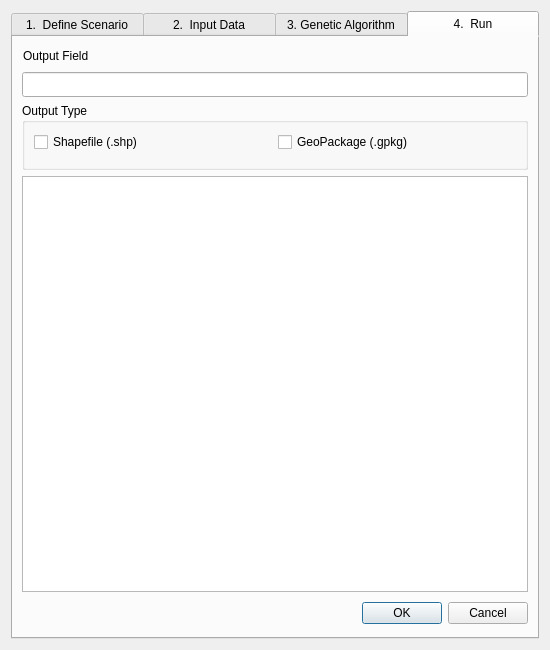
Old version of the form gui/future_land_use_simulator_dlg_base.ui in the repository chjch/future_land_use_simulator.
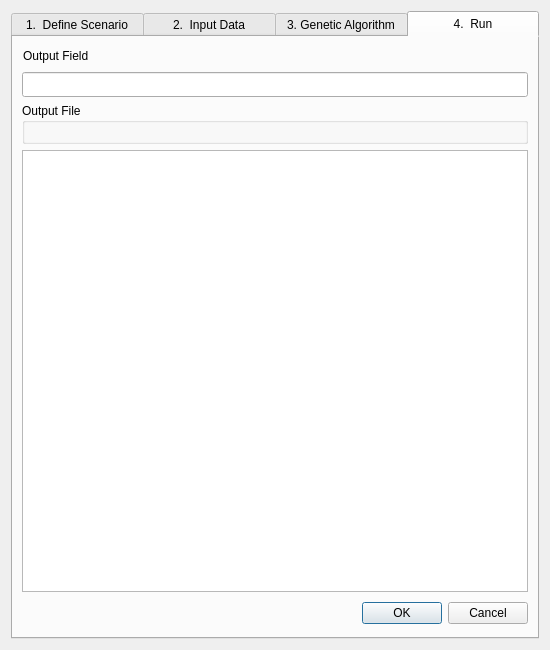
New version of the form. Custom widgets are drawn as their Qt base class.

Commit message: read output file extension from widget, eliminate extension checkboxes

Patch:
```diff
--- a/gui/future_land_use_simulator_dlg_base.ui
+++ b/gui/future_land_use_simulator_dlg_base.ui
@@ -1798,36 +1798,10 @@
           </sizepolicy>
          </property>
          <property name="title">
-          <string>Output Type</string>
+          <string>Output File</string>
          </property>
          <layout class="QGridLayout" name="gridLayout">
-          <item row="0" column="1">
-           <widget class="QCheckBox" name="check_gpkg">
-            <property name="sizePolicy">
-             <sizepolicy hsizetype="Expanding" vsizetype="Fixed">
-              <horstretch>0</horstretch>
-              <verstretch>0</verstretch>
-             </sizepolicy>
-            </property>
-            <property name="text">
-             <string>GeoPackage (.gpkg)</string>
-            </property>
-           </widget>
-          </item>
-          <item row="0" column="0">
-           <widget class="QCheckBox" name="check_shp">
-            <property name="sizePolicy">
-             <sizepolicy hsizetype="Expanding" vsizetype="Fixed">
-              <horstretch>0</horstretch>
-              <verstretch>0</verstretch>
-             </sizepolicy>
-            </property>
-            <property name="text">
-             <string>Shapefile (.shp)</string>
-            </property>
-           </widget>
-          </item>
-          <item row="1" column="0" colspan="2">
+          <item row="0" column="0" colspan="2">
            <widget class="QgsFileWidget" name="output">
             <property name="sizePolicy">
              <sizepolicy hsizetype="Expanding" vsizetype="Fixed">
```
Left out of the diff: 2 changed lines with no effect on the pictures. The commit also changes 2 other files.
